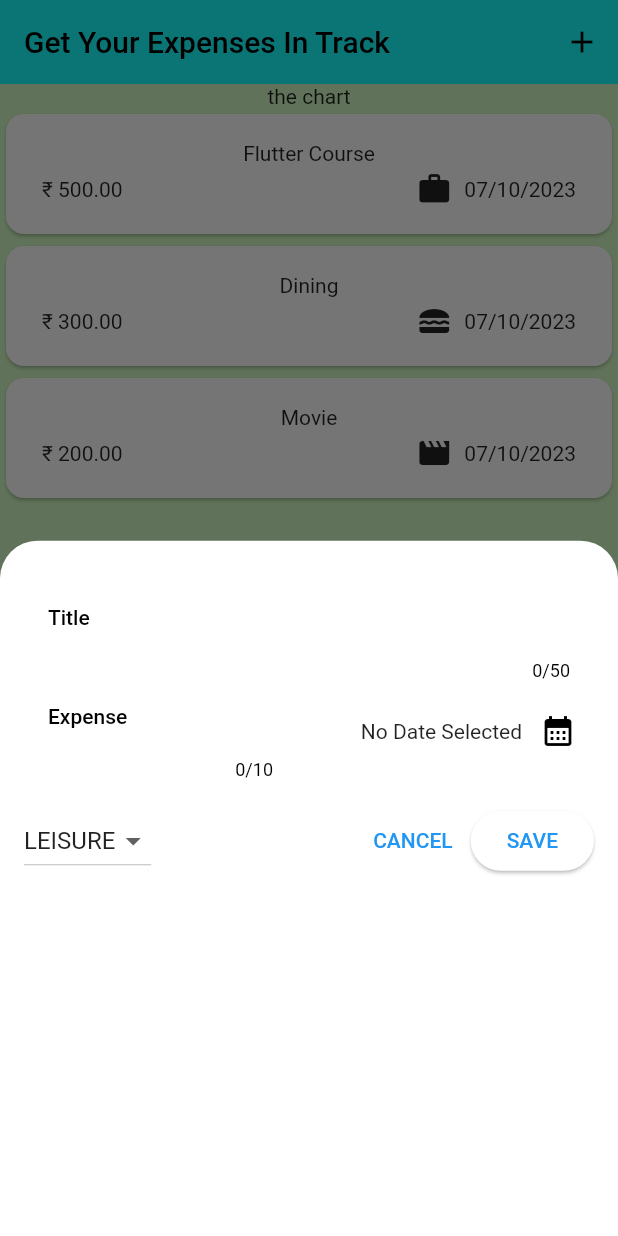
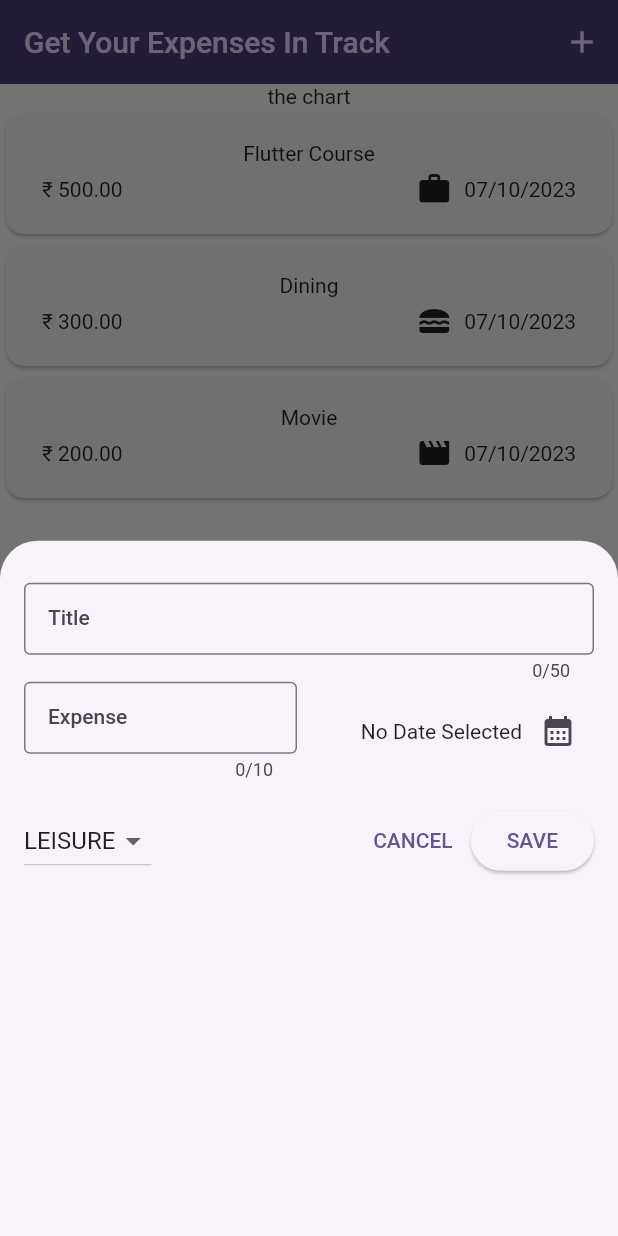
Before and after one commit to sharshv2012/expense_tracker, a Flutter app: the screen it shows after launch, after a tap on the "add" icon, on a phone screen of 412 x 824 dp. Run offline on Flutter 3.47's test engine with Material 2 defaults, Android fonts, the phone set to English and light mode, and no system bars.

Commit message:
Commit 14: Did some more theming work.

```diff
--- a/lib/main.dart
+++ b/lib/main.dart
@@ -1,18 +1,22 @@
 import 'package:expense_tracker/widgets/expenses.dart';
 import 'package:flutter/material.dart';
 
-
-
+var kColorScheme = ColorScheme.fromSeed(
+  seedColor: const Color.fromARGB(255, 96, 59, 181),
+);
 void main() {
   runApp(
     MaterialApp(
       theme: ThemeData().copyWith(
         useMaterial3: true,
-        scaffoldBackgroundColor: Color.fromARGB(255, 210, 249, 194),
-
+        //scaffoldBackgroundColor: Color.fromARGB(255, 210, 249, 194),
+        colorScheme: kColorScheme,
+        appBarTheme: const AppBarTheme().copyWith(
+          backgroundColor: kColorScheme.onPrimaryContainer,
+          foregroundColor: kColorScheme.primaryContainer,
         ),
-
-      home: Expenses(),
+      ),
+      home: const Expenses(),
     ),
   );
 }
--- a/lib/widgets/expenses.dart
+++ b/lib/widgets/expenses.dart
@@ -71,7 +71,7 @@ class _ExpensesState extends State<Expenses> {
     }
     return  Scaffold(
       appBar: AppBar(
-        backgroundColor: Colors.cyanAccent,
+        //backgroundColor: Colors.cyanAccent,
         title: const Text("Get Your Expenses In Track"),
         actions: [
           IconButton(onPressed: _openExpenseOverlay, icon: const Icon(Icons.add)),
--- a/lib/widgets/new_expense.dart
+++ b/lib/widgets/new_expense.dart
@@ -63,7 +63,7 @@ class _NewExpenseState extends State<NewExpense> {
       return;
     }
 
-    widget.onAddExpense(
+    widget.onAddExpense( // if you want to use passed method or var to the class use widget keyword.
       Expense(
           title: _titleController.text,
           amount: double.tryParse(_amountController.text)!,
```
